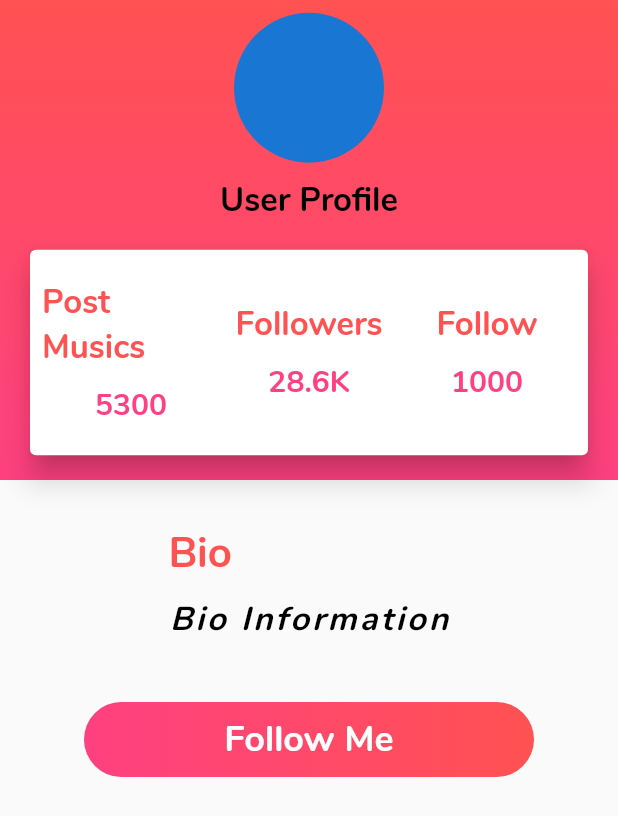
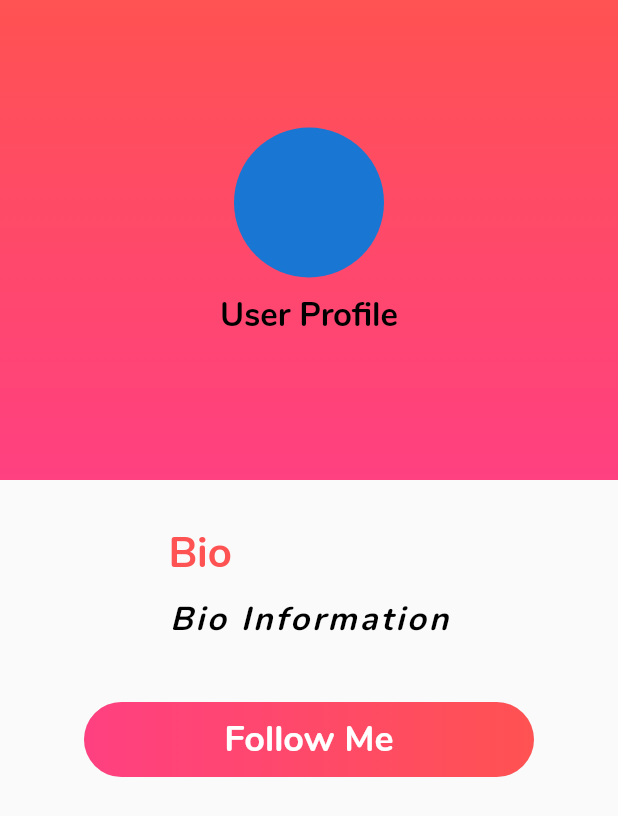
Before and after one commit to Aslisusapmaz/se380-project, a Flutter app: the UserProfile screen opened directly, on a phone screen of 412 x 824 dp. Shown: the top 816 px of the screen. Run offline on Flutter 3.47's test engine with Material 2 defaults, Android fonts, the phone set to English and light mode, and no system bars; missing offline and left inert: keyboard_visibility.

Commit message:
Added user_profile_page.dart file and some code refactoring.

```diff
--- a/lib/custom_outline_button.dart
+++ b/lib/custom_outline_button.dart
@@ -23,6 +23,7 @@ class _CustomOutlineButtonState extends State<CustomOutlineButton> {
               color: Colors.white,
               fontSize: 16
           ),),
+
       ),
     );
 
--- /dev/null
+++ b/lib/profile.dart
@@ -0,0 +1,6 @@
+class Profile {
+  final String name;
+  final String username;
+  final String lastName;
+  Profile({this.name, this.username, this.lastName});
+}
--- /dev/null
+++ b/lib/user.dart
@@ -0,0 +1,4 @@
+class User {
+  final String uid;
+  User({this.uid});
+}
--- a/lib/user_profile_page.dart
+++ b/lib/user_profile_page.dart
@@ -42,92 +42,7 @@ class UserProfile extends StatelessWidget{
                             height: 10.0,
 
                           ),
-                          Card(
-                            margin: EdgeInsets.symmetric(
-                                horizontal: 20.0, vertical: 8.0),
-                            clipBehavior: Clip.antiAlias,
-                            color: Colors.white,
-                            elevation: 8.0,
-                            child: Padding(
-                              padding: const EdgeInsets.symmetric(
-                                  vertical: 20.0, horizontal: 8.0),
-                              child: Row(
-                                children: <Widget>[
-                                  Expanded(
-                                      child: Column(
-                                        children: <Widget>[
-                                          Text('Post Musics',
-                                            style: TextStyle(
-                                              color: Colors.redAccent,
-                                              fontSize: 22.0,
-                                              fontWeight: FontWeight.bold,
-                                            ),
-                                          ),
-                                          SizedBox(
-                                            height: 10.0,
-                                          ),
-                                          Text('5300',
-                                            style: TextStyle(
-                                              color: Colors.pinkAccent,
-                                              fontSize: 20.0,
-                                              fontWeight: FontWeight.w400,
-                                            ),
 
-                                          ),
-                                        ],
-                                      )),
-                                  Expanded(
-                                      child: Column(
-                                        children: <Widget>[
-                                          Text('Followers',
-                                            style: TextStyle(
-                                              color: Colors.redAccent,
-                                              fontSize: 22.0,
-                                              fontWeight: FontWeight.bold,
-                                            ),
-                                          ),
-                                          SizedBox(
-                                            height: 10.0,
-                                          ),
-                                          Text('28.6K',
-                                            style: TextStyle(
-                                              color: Colors.pinkAccent,
-                                              fontSize: 20.0,
-                                              fontWeight: FontWeight.w400,
-                                            ),
-
-                                          ),
-                                        ],
-                                      )),
-                                  Expanded(
-                                      child: Column(
-                                        children: <Widget>[
-                                          Text('Follow',
-                                            style: TextStyle(
-                                              color: Colors.redAccent,
-                                              fontSize: 22.0,
-                                              fontWeight: FontWeight.bold,
-                                            ),
-                                          ),
-                                          SizedBox(
-                                            height: 10.0,
-                                          ),
-                                          Text('1000',
-                                            style: TextStyle(
-                                              color: Colors.pinkAccent,
-                                              fontSize: 20.0,
-                                              fontWeight: FontWeight.w400,
-                                            ),
-
-                                          ),
-                                        ],
-                                      )),
-                                ],
-
-                              ),
-                            ),
-
-                          )
                         ],
 
                       )
```
